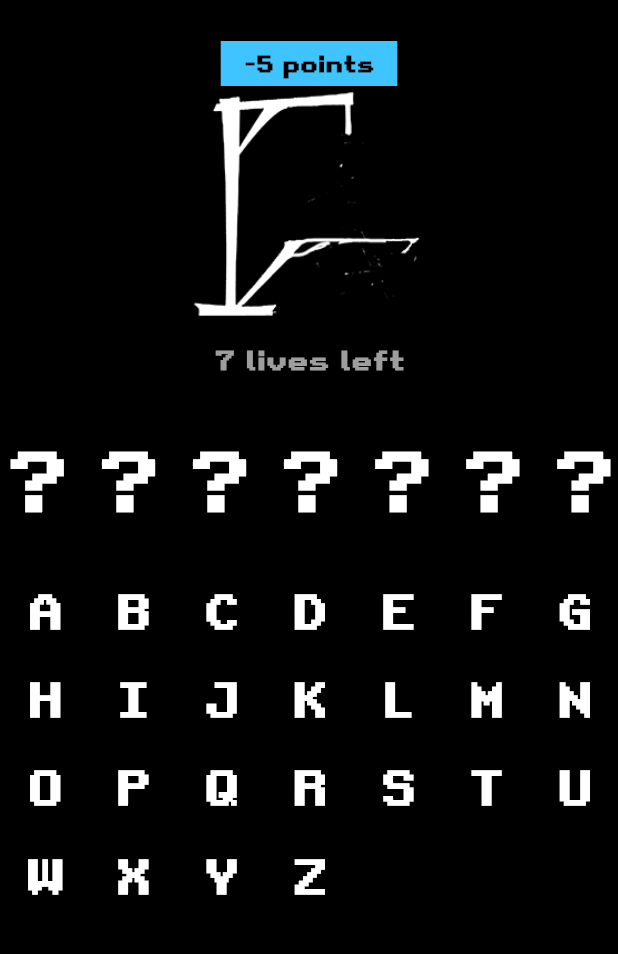
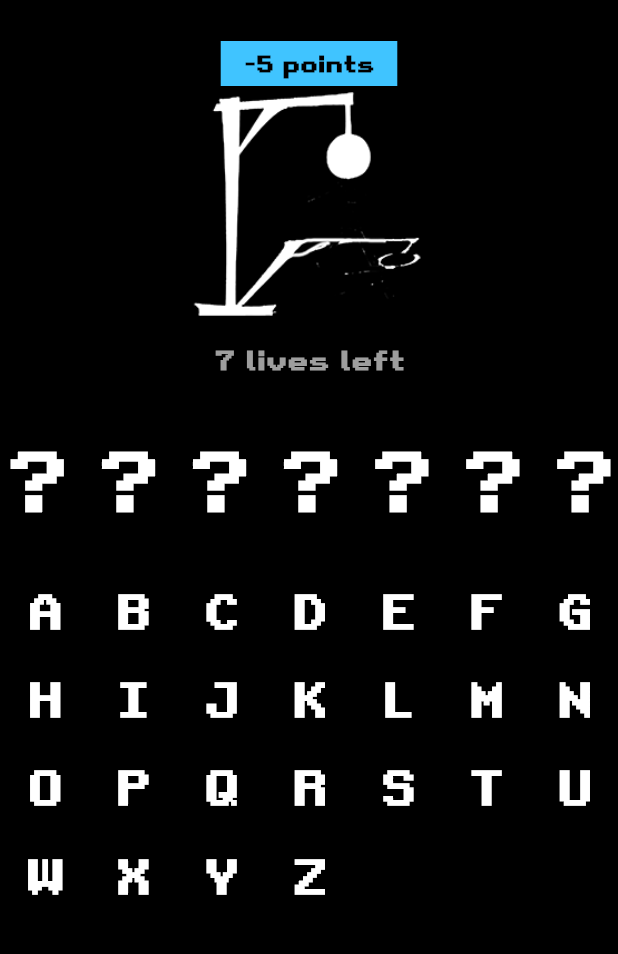
Before and after one commit to UildsonSantos/hangman, a Flutter app: the screen it shows after launch, after a tap on an icon or button, on a phone screen of 412 x 824 dp, the part 73-1027 px from its top. Run offline on Flutter 3.47's test engine with Material 3 defaults, Android fonts, the phone set to English and light mode, and no system bars.

Commit message:
updating image state

```diff
--- a/lib/pages/game_screen.dart
+++ b/lib/pages/game_screen.dart
@@ -15,6 +15,15 @@ class _GameScreenState extends State<GameScreen> {
   List guessedAlphabets = [];
   int points = 0;
   int status = 0;
+  List<String> images = [
+    'assets/images/hangman0.png',
+    'assets/images/hangman1.png',
+    'assets/images/hangman2.png',
+    'assets/images/hangman3.png',
+    'assets/images/hangman4.png',
+    'assets/images/hangman5.png',
+    'assets/images/hangman6.png',
+  ];
 
   String handleText() {
     String displayWord = '';
@@ -105,10 +114,10 @@ class _GameScreenState extends State<GameScreen> {
                   ),
                 ),
               ),
-              const Image(
+              Image(
                 width: 155,
                 height: 155,
-                image: AssetImage('assets/images/hangman0.png'),
+                image: AssetImage(images[status]),
                 color: Colors.white,
                 fit: BoxFit.cover,
               ),
```
